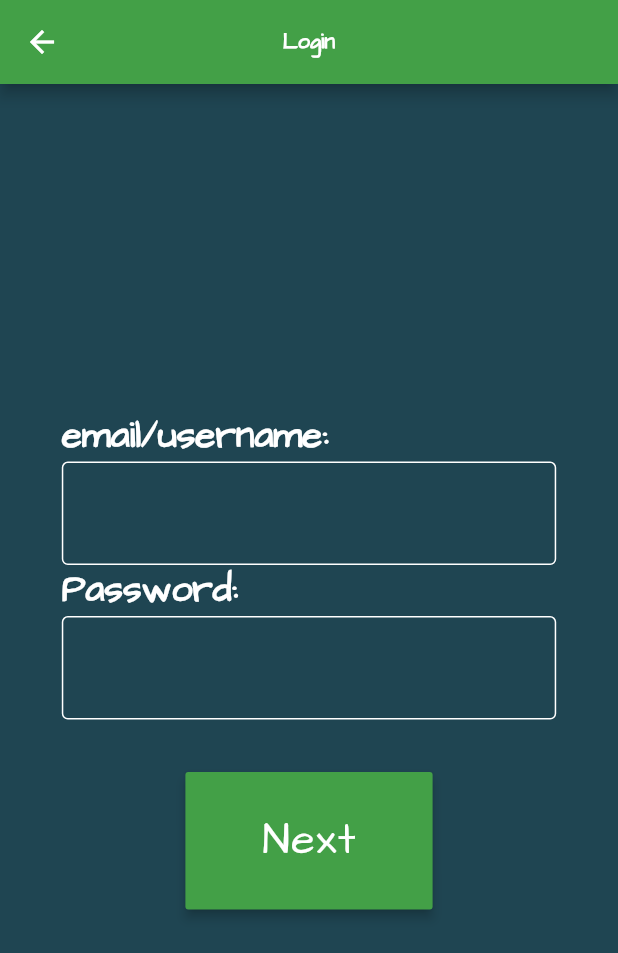
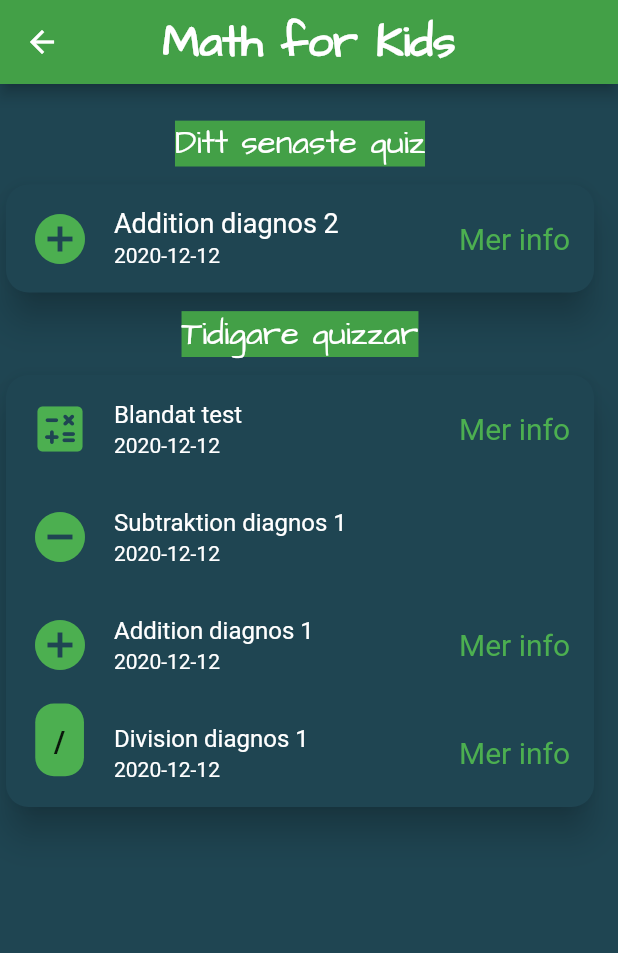
Before and after one commit to edwardtheskull/mathforkids, a Flutter app: the studentPageState screen opened directly, after a tap on "Previous quizzes", on a phone screen of 412 x 824 dp. Shown: the top 953 px of the screen. Run offline on Flutter 3.47's test engine with Material 2 defaults, Android fonts, the phone set to English and light mode, and no system bars; our stand-ins replace sqflite; accounts and stored records are empty; project files that could hold a hidden picture were left out.

Commit message:
new page for student result

```diff
--- /dev/null
+++ b/lib/DispStudTestRes.dart
@@ -0,0 +1,205 @@
+import 'package:flutter/cupertino.dart';
+import 'package:flutter/material.dart';
+import 'package:flutter/rendering.dart';
+import 'package:sqflite/sqflite.dart';
+import 'package:mathforkids/SizeConfig.dart';
+
+class DispStudTestResState extends StatefulWidget {
+  @override
+  dispResultPage createState() => dispResultPage();
+}
+
+class dispResultPage extends State<DispStudTestResState> {
+
+
+  @override
+  Widget build(BuildContext context) {
+    SizeConfig().init(context);
+    return Scaffold(
+      backgroundColor: Color.fromRGBO(31, 69, 82, 1),
+      appBar: AppBar(
+        title: Text(
+          "Math for Kids",
+          style: TextStyle(
+            fontSize: 30,
+            fontFamily: "Architect",
+            fontWeight: FontWeight.bold,
+          ),
+        ),
+        centerTitle: true,
+        backgroundColor: Colors.green[600],
+      ),
+      body: Padding(
+        padding: const EdgeInsets.only(top: 16.0),
+        child: Column(
+          mainAxisAlignment: MainAxisAlignment.start,
+          crossAxisAlignment: CrossAxisAlignment.center,
+
+          children:
+          [Padding(
+            padding: const EdgeInsets.all(8.0),
+            child: Text("Ditt senaste quiz", style: TextStyle(
+                fontSize: 22,
+                fontFamily: "Architect",
+                backgroundColor: Colors.green[600],
+                color: Colors.white),),
+          ),
+            Container(
+              width: 400,
+              child: Card(
+                shape: RoundedRectangleBorder(
+                  borderRadius: BorderRadius.circular(15.0),
+                ),
+                color: Color.fromRGBO(31, 69, 82, 1),
+                elevation: 10,
+                child: Column(
+                  mainAxisSize: MainAxisSize.min,
+                  children: [
+                     ListTile(
+                      leading: Icon(
+                        Icons.add_circle,
+                        color: Colors.green,
+                        size: 40,
+                      ),
+                      title: Text('Addition diagnos 2',
+                          style: TextStyle(color: Colors.white, fontSize: 18)),
+                      subtitle: Text(
+                          '2020-12-12', style: TextStyle(color: Colors.white)),
+                         trailing: Row(
+                           mainAxisSize: MainAxisSize.min,
+                           children: [
+                             InkWell(
+                                 child: Text(
+                                   "Mer info",
+                                   style: TextStyle(
+                                       color: Colors.green, fontSize: 20),
+                                 ),
+                                 onTap: () {}),
+                           ],
+                         ),
+                    ),
+                  ],
+                ),
+              ),
+            ),
+            Padding(
+              padding: const EdgeInsets.all(8.0) ,
+              child: Text("Tidigare quizzar", style: TextStyle(
+                  fontSize: 22,
+                  fontFamily: "Architect",
+                  backgroundColor: Colors.green[600],
+                  color: Colors.white),
+              ),
+            ),
+            Container(
+              width: 400,
+              child: Card(
+                  shape: RoundedRectangleBorder(
+                    borderRadius: BorderRadius.circular(15.0),
+                  ),
+                  color: Color.fromRGBO(31, 69, 82, 1),
+                  elevation: 10,
+                  child: Column(
+                      mainAxisSize: MainAxisSize.min,
+                      children: [
+                         ListTile(
+                          leading: Icon(
+                            Icons.calculate_rounded,
+                            color: Colors.green,
+                            size: 40,
+                          ),
+                          title: Text('Blandat test', style: TextStyle(
+                              color: Colors.white)),
+                          subtitle: Text('2020-12-12', style: TextStyle(
+                              color: Colors.white)),
+                            trailing: Row(
+                              mainAxisSize: MainAxisSize.min,
+                              children: [
+                                InkWell(
+                                    child: Text(
+                                      "Mer info",
+                                      style: TextStyle(
+                                          color: Colors.green, fontSize: 20),
+                                    ),
+                                    onTap: () {}),
+                              ],
+                            ),
+                        ),
+                        const ListTile(
+                          leading: Icon(
+                            Icons.remove_circle,
+                            color: Colors.green,
+                            size: 40,
+                          ),
+                          title: Text('Subtraktion diagnos 1', style: TextStyle(
+                              color: Colors.white)),
+                          subtitle: Text('2020-12-12', style: TextStyle(
+                              color: Colors.white)),
+                        ),
+                         ListTile(
+                          leading: Icon(
+                            Icons.add_circle,
+                            color: Colors.green,
+                            size: 40,
+                          ),
+                          title: Text('Addition diagnos 1', style: TextStyle(
+                              color: Colors.white)),
+                          subtitle: Text('2020-12-12', style: TextStyle(
+                              color: Colors.white)),
+                             trailing: Row(
+                               mainAxisSize: MainAxisSize.min,
+                               children: [
+                                 InkWell(
+                                     child: Text(
+                                       "Mer info",
+                                       style: TextStyle(
+                                           color: Colors.green, fontSize: 20),
+                                     ),
+                                     onTap: () {}),
+                               ],
+                             )
+                        ),
+                        ListTile(
+                          leading:
+                          Padding(
+                            padding: const EdgeInsets.only(left: 16.0),
+                            child: Text('/',
+                              style: TextStyle(
+                                  fontWeight: FontWeight.w600,
+                                  fontSize: 20,
+                                  background: Paint()
+                                    ..strokeWidth = 25
+                                    ..color = Colors.green
+                                    ..style = PaintingStyle.stroke
+                                    ..strokeJoin = StrokeJoin.round),
+                            ),
+                          ),
+
+                          title: Text('Division diagnos 1', style: TextStyle(
+                              color: Colors.white)),
+                          subtitle: Text('2020-12-12', style: TextStyle(
+                              color: Colors.white)),
+                            trailing: Row(
+                              mainAxisSize: MainAxisSize.min,
+                              children: [
+                                InkWell(
+                                    child: Text(
+                                      "Mer info",
+                                      style: TextStyle(
+                                          color: Colors.green, fontSize: 20),
+                                    ),
+                                    onTap: () {}),
+                              ],
+                            )
+                        ),
+                      ]
+                  )
+              ),
+            ),
+          ],
+        ),
+      ),
+
+    );
+  }
+}
--- a/lib/studenthome.dart
+++ b/lib/studenthome.dart
@@ -1,6 +1,7 @@
 import 'package:flutter/cupertino.dart';
 import 'package:flutter/material.dart';
 import 'package:flutter/rendering.dart';
+import 'package:mathforkids/DispStudTestRes.dart';
 import 'package:mathforkids/connect.dart';
 import 'package:mathforkids/learn.dart';
 import 'package:mathforkids/login.dart';
@@ -62,7 +63,7 @@ class StudentPage extends State<studentPageState>{
                 child: ButtonTheme(minWidth: MediaQuery.of(context).size.width/1.6, height: MediaQuery.of(context).size.height/8,
                   child: RaisedButton(elevation: 3,
                     onPressed: (){
-                      Navigator.push(context, new MaterialPageRoute(builder: (context) => new loginPageState()));
+                      Navigator.push(context, new MaterialPageRoute(builder: (context) => new DispStudTestResState()));
                     },
                     color: Colors.green[600],
                     child: Text("Previous quizzes", style: TextStyle(letterSpacing: 1,
```
